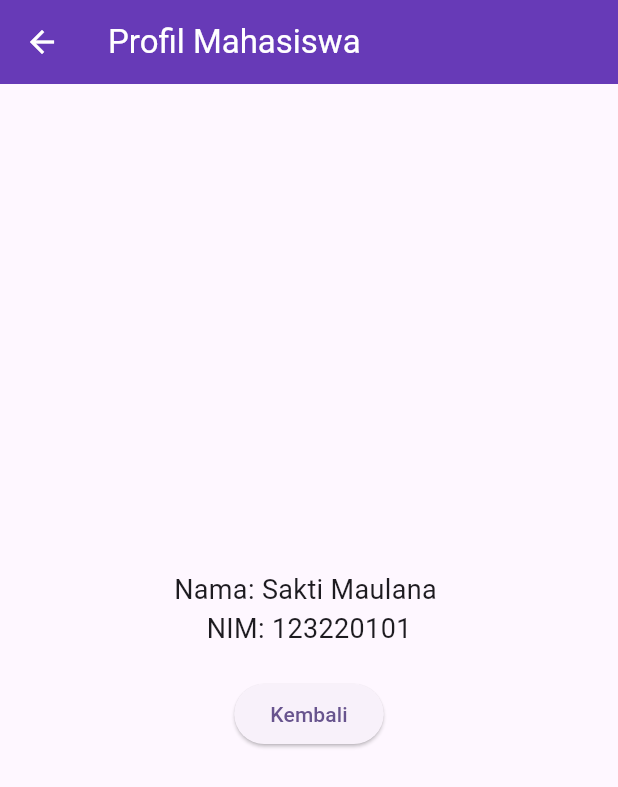
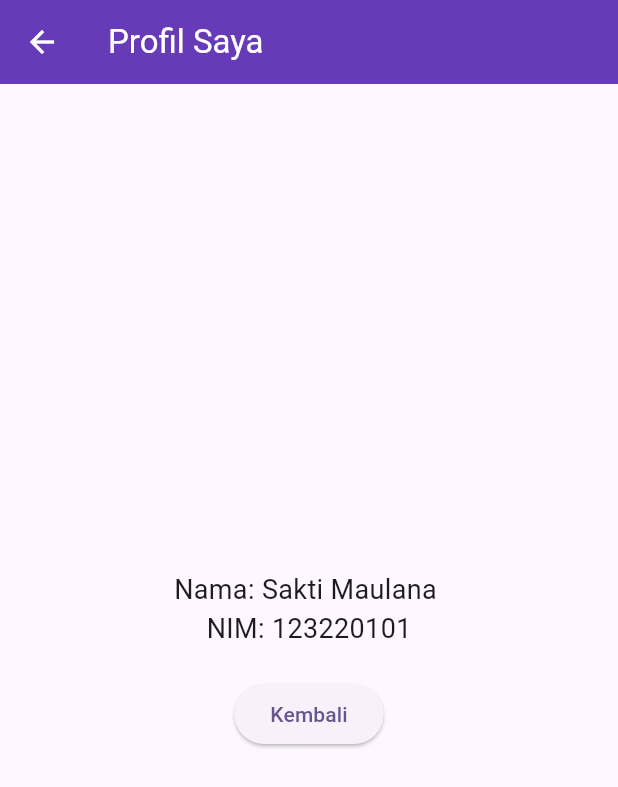
Before and after one commit to 123220101SaktiMaulana/PrakMobile, a Flutter app: the ProfilePage screen opened directly, on a phone screen of 412 x 824 dp. Shown: the top 787 px of the screen. Run offline on Flutter 3.47's test engine with Material 3 defaults, Android fonts, the phone set to English and light mode, and no system bars.

```diff
--- a/lib/screen/profile.dart
+++ b/lib/screen/profile.dart
@@ -9,7 +9,7 @@ class ProfilePage extends StatelessWidget {
   Widget build(BuildContext context) {
     return Scaffold(
       appBar: AppBar(
-        title: const Text('Profil Mahasiswa'),
+        title: const Text('Profil Saya'),
         backgroundColor: Colors.deepPurple,
         foregroundColor: Colors.white,
       ),
```
